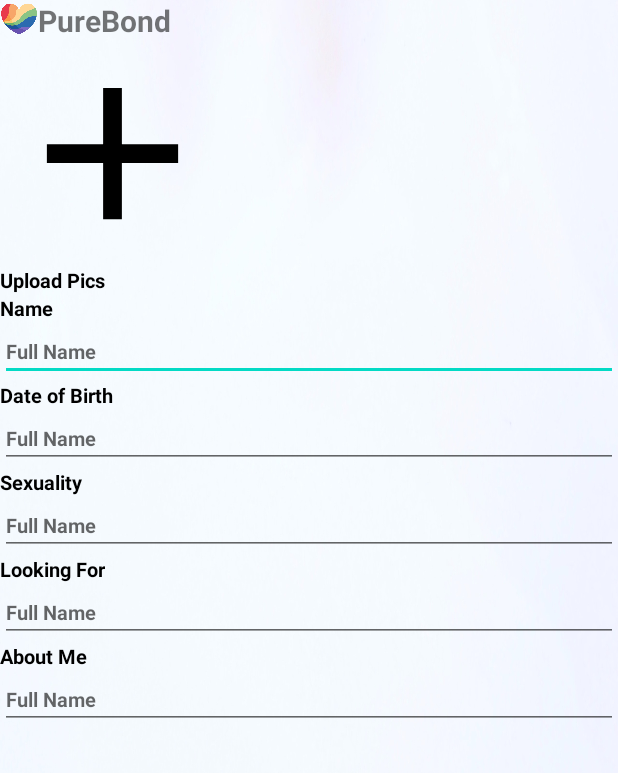
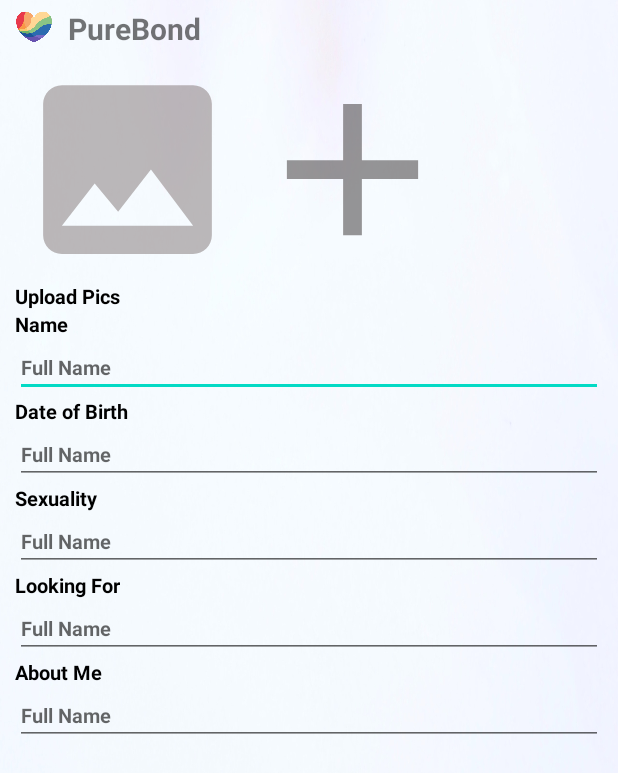
Before and after one commit to shyamsahani01/PureBond, an Android app: the UserInfoActivity screen opened directly, with no data from a screen before it, on a phone screen of 412 x 824 dp. Shown: the top 773 px of the screen. Run offline under Robolectric (Android 15) with nearby library versions, the phone set to English and light mode, and no system bars.

Commit message:
user profile updated

```diff
--- /dev/null
+++ b/app/src/main/res/drawable/baseline_image_24.xml
@@ -0,0 +1,5 @@
+<vector android:height="24dp" android:tint="#000000"
+    android:viewportHeight="24" android:viewportWidth="24"
+    android:width="24dp" xmlns:android="http://schemas.android.com/apk/res/android">
+    <path android:fillColor="@android:color/white" android:pathData="M21,19V5c0,-1.1 -0.9,-2 -2,-2H5c-1.1,0 -2,0.9 -2,2v14c0,1.1 0.9,2 2,2h14c1.1,0 2,-0.9 2,-2zM8.5,13.5l2.5,3.01L14.5,12l4.5,6H5l3.5,-4.5z"/>
+</vector>
--- a/app/src/main/res/layout/activity_user_info.xml
+++ b/app/src/main/res/layout/activity_user_info.xml
@@ -24,7 +24,9 @@
         app:layout_constraintBottom_toBottomOf="parent"
         app:layout_constraintEnd_toEndOf="parent"
         app:layout_constraintStart_toStartOf="parent"
-        app:layout_constraintTop_toBottomOf="@+id/toolbar" >
+        app:layout_constraintTop_toBottomOf="@+id/toolbar"
+        android:paddingStart="10dp"
+        android:paddingEnd="10dp">
 
         <ScrollView
             android:layout_width="match_parent"
@@ -48,7 +50,14 @@
                         <ImageView
                             android:layout_width="150dp"
                             android:layout_height="150dp"
-                            android:src="@drawable/baseline_add_24" />
+                            android:src="@drawable/baseline_image_24"
+                            app:tint="#79786C6C"/>
+
+                        <ImageView
+                            android:layout_width="150dp"
+                            android:layout_height="150dp"
+                            android:src="@drawable/baseline_add_24"
+                            app:tint="#79292121"/>
 
                     </LinearLayout>
 
@@ -160,7 +169,7 @@
                     android:layout_height="wrap_content"
                     android:hint="@string/fullName"
                     android:textSize="13sp"
-                    android:inputType="textCapCharacters"
+                    android:inputType="textMultiLine"
                     android:textStyle="bold"
                     android:textColor="@color/black"
                     />
--- a/app/src/main/res/layout/toolbar_secondary.xml
+++ b/app/src/main/res/layout/toolbar_secondary.xml
@@ -6,7 +6,11 @@
     <LinearLayout
         android:layout_width="match_parent"
         android:layout_height="wrap_content"
-        android:orientation="horizontal">
+        android:orientation="horizontal"
+        android:paddingStart="10dp"
+        android:paddingEnd="10dp"
+        android:paddingTop="5dp"
+        android:paddingBottom="5dp">
 
         <ImageView
             android:id="@+id/appLogo"
@@ -20,7 +24,8 @@
             android:layout_height="wrap_content"
             android:text="@string/appName"
             android:textSize="20sp"
-            android:textStyle="bold" />
+            android:textStyle="bold"
+            android:paddingStart="10dp"/>
 
     </LinearLayout>
 
--- a/build.gradle
+++ b/build.gradle
@@ -1,5 +1,5 @@
 // Top-level build file where you can add configuration options common to all sub-projects/modules.
 plugins {
-    id 'com.android.application' version '8.0.0-alpha03' apply false
-    id 'com.android.library' version '8.0.0-alpha03' apply false
+    id 'com.android.application' version '7.4.0-beta04' apply false
+    id 'com.android.library' version '7.4.0-beta04' apply false
 }
```
